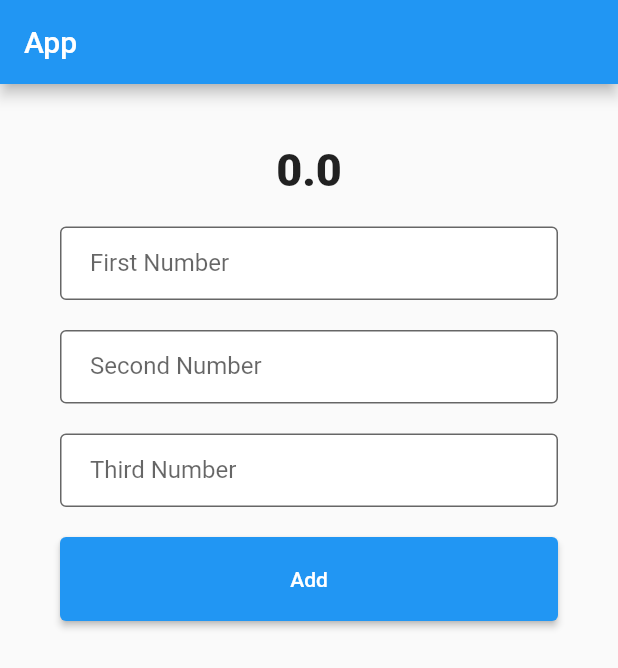
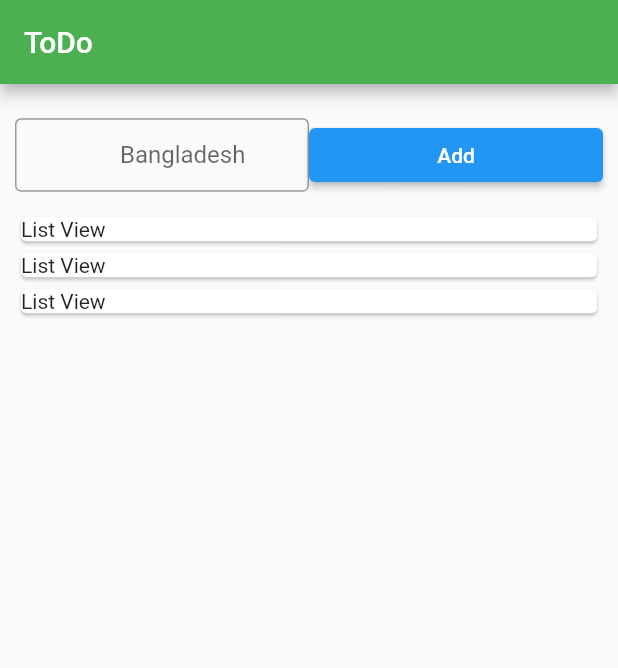
Before and after one commit to Tarikul69/ostad, a Flutter app: the screen it shows after launch, on a phone screen of 412 x 824 dp. Shown: the top 668 px of the screen. Run offline on Flutter 3.47's test engine with Material 2 defaults, Android fonts, the phone set to English and light mode, and no system bars; our stand-ins replace responsive_grid; missing offline and left inert: dart_ping.

Commit message:
stateless-9

```diff
--- a/lib/main.dart
+++ b/lib/main.dart
@@ -16,6 +16,7 @@ import 'package:ostad/aspectratio.dart';
 import 'package:ostad/stateful.dart';
 import 'package:ostad/sumapp.dart';
 import 'package:dart_ping/dart_ping.dart';
+import 'package:ostad/todo.dart';
 
 
 void main()
@@ -29,6 +30,8 @@ void main()
    //runApp(form1());
    //runApp(listview());
    //runApp(tabbad());
-   runApp(MaterialApp(home: sumapp()));
+   //runApp(MaterialApp(home: sumapp()));
+   runApp(MaterialApp(home: todo()));
+
 
 }
--- a/lib/style.dart
+++ b/lib/style.dart
@@ -51,3 +51,11 @@ InputDecoration AppInputStyle(label)
 
   );
  }
+
+
+ InputDecoration AppInutDecoration()
+ {
+   return InputDecoration(
+     contentPadding: EdgeInsets.fromLTRB(70, 10, 10, 20),
+   );
+ }
--- /dev/null
+++ b/lib/todo.dart
@@ -0,0 +1,58 @@
+import 'package:flutter/material.dart';
+
+class todo extends StatefulWidget {
+  const todo({Key? key}) : super(key: key);
+
+  @override
+  State<todo> createState() => _todoState();
+}
+
+class _todoState extends State<todo> {
+
+  List todoList = [{"1":"1"},{"1":"1"},{"1":"1"},];
+  @override
+  Widget build(BuildContext context) {
+    return Scaffold(
+      appBar: AppBar(title: Text("ToDo"), backgroundColor: Colors.green,),
+      body: Container(
+        padding: EdgeInsets.all(10),
+        child: Column(
+          children: [
+            Expanded(
+                flex: 10,
+                child: Row(
+                  children: [
+                    Expanded(
+                        child: TextFormField(decoration: InputDecoration(
+                          contentPadding:EdgeInsets.fromLTRB(70, 10, 10, 20),
+                          border: OutlineInputBorder(),
+                          labelText: 'Bangladesh',
+                        ),
+                        )
+                    ),
+                    Expanded(
+                        child: ElevatedButton(
+                          style: ButtonStyle(),
+                          onPressed: (){},
+                          child: Text('Add'),)
+                    ),
+                  ],
+                )
+            ),
+            Expanded(
+                flex : 90,
+                child: ListView.builder(
+                    itemCount: todoList.length,
+                    itemBuilder: (context, index){
+                      return Card(
+                        child: Text("List View"),
+                      );
+                    }
+                )
+            ),
+          ],
+        ),
+      ),
+    );
+  }
+}
```
